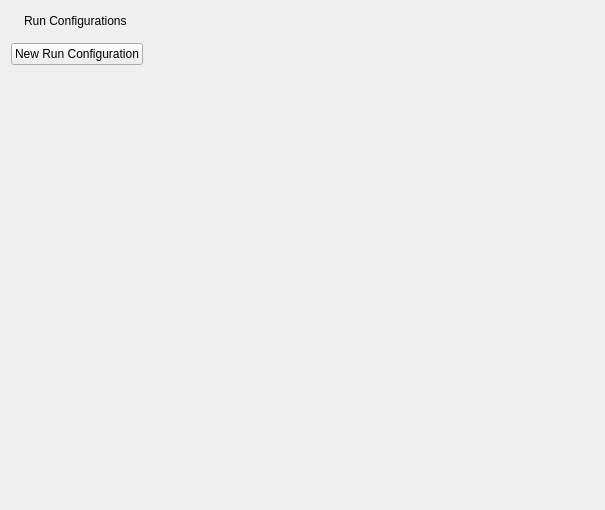
Before: the Qt Designer form src/developer/run.ui in aelliott/GP2, drawn with Qt 5.
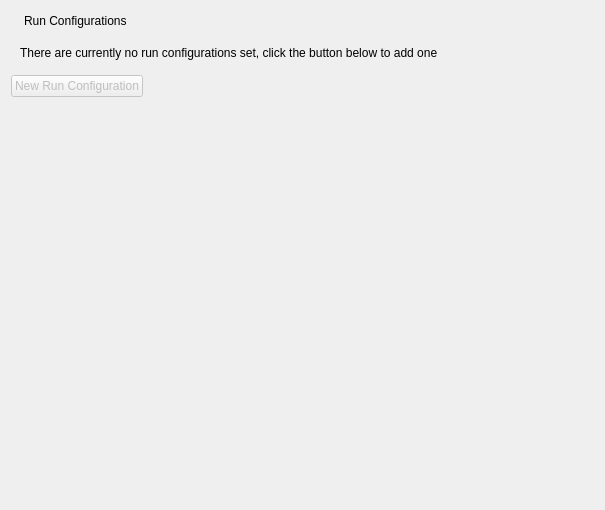
After: the same form once the commit is applied. Icons and pictures are not drawn. Custom widgets are drawn as their Qt base class.

Commit message: Started adding support for run configurations Also added export targets for SVG and LaTeX

What changed in the file:
```diff
--- a/src/developer/run.ui
+++ b/src/developer/run.ui
@@ -13,7 +13,7 @@
   <property name="windowTitle">
    <string>Form</string>
   </property>
-  <layout class="QVBoxLayout" name="verticalLayout">
+  <layout class="QVBoxLayout" name="verticalLayout_2">
    <item>
     <layout class="QHBoxLayout" name="horizontalLayout_2">
      <item>
@@ -49,12 +49,25 @@
     </layout>
    </item>
    <item>
-    <widget class="Developer::RunConfiguration" name="runConfiguration" native="true"/>
+    <widget class="QWidget" name="runConfigurations" native="true">
+     <layout class="QVBoxLayout" name="verticalLayout">
+      <item>
+       <widget class="QLabel" name="label_3">
+        <property name="text">
+         <string>There are currently no run configurations set, click the button below to add one</string>
+        </property>
+       </widget>
+      </item>
+     </layout>
+    </widget>
    </item>
    <item>
     <layout class="QHBoxLayout" name="horizontalLayout_3">
      <item>
-      <widget class="QPushButton" name="pushButton">
+      <widget class="QPushButton" name="addRunConfigurationButton">
+       <property name="enabled">
+        <bool>false</bool>
+       </property>
        <property name="text">
         <string>New Run Configuration</string>
        </property>
@@ -94,14 +107,6 @@
    </item>
   </layout>
  </widget>
- <customwidgets>
-  <customwidget>
-   <class>Developer::RunConfiguration</class>
-   <extends>QWidget</extends>
-   <header>runconfiguration.hpp</header>
-   <container>1</container>
-  </customwidget>
- </customwidgets>
  <resources>
   <include location="icons.qrc"/>
  </resources>
```
Left out of the diff: 22 changed lines with no effect on the pictures. The commit also changes 16 other files.
